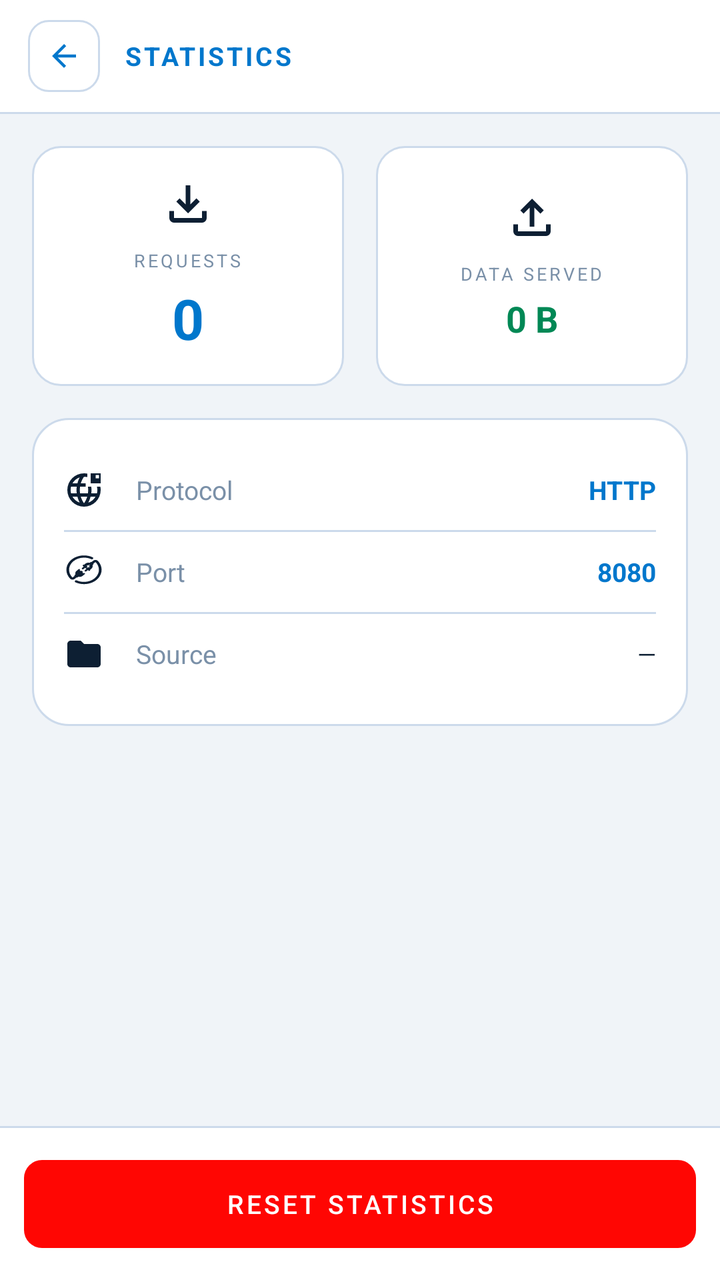
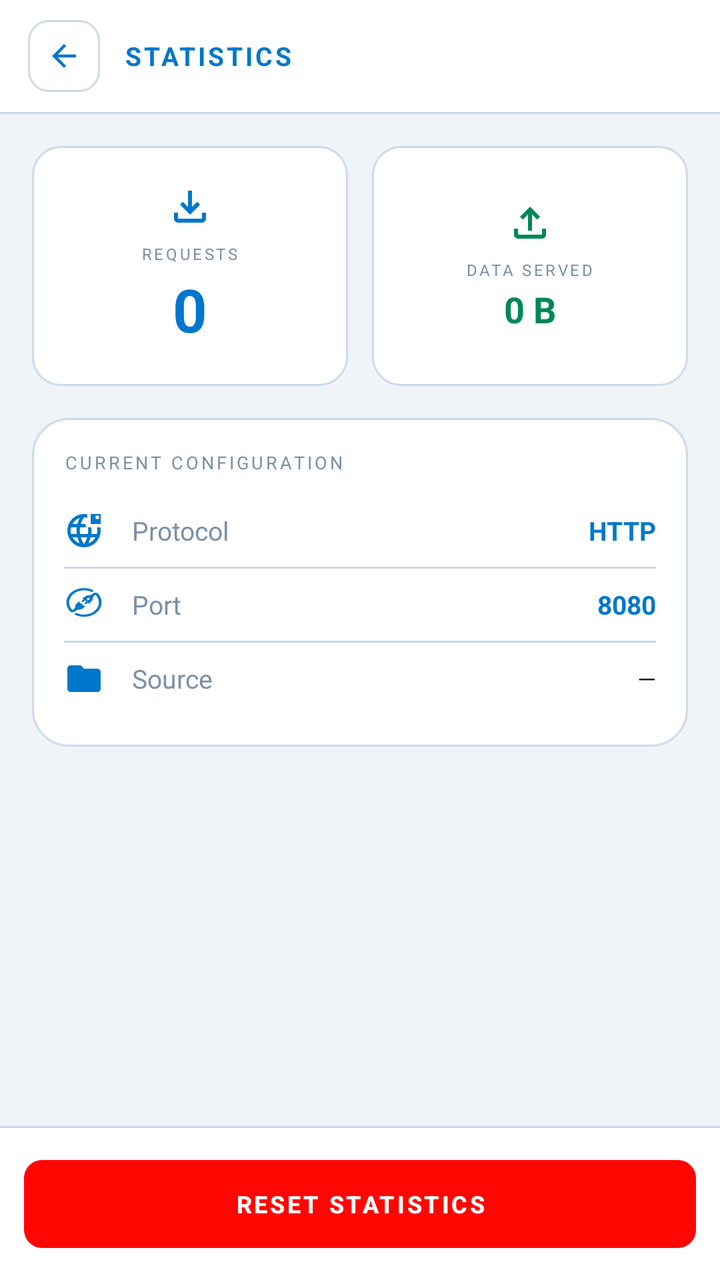

Before-and-after screenshots of an Android layout around one commit, followed by the original layout XML and the change that was made.
<!-- AndroidManifest.xml: application theme Theme.HostMaster -->
<!-- res/layout/activity_stats.xml -->
<?xml version="1.0" encoding="utf-8"?>
<LinearLayout xmlns:android="http://schemas.android.com/apk/res/android"
    xmlns:app="http://schemas.android.com/apk/res-auto"
    android:layout_width="match_parent" 
    android:layout_height="match_parent"
    android:orientation="vertical" 
    android:background="@color/bg">

    
    <LinearLayout android:layout_width="match_parent" 
        android:layout_height="56dp"
        android:orientation="horizontal" 
        android:gravity="center_vertical"
        android:paddingStart="14dp" 
        android:paddingEnd="14dp" 
        android:background="@color/surface">

        <LinearLayout android:id="@+id/btn_back" 
            android:layout_width="36dp"
            android:layout_height="36dp" 
            android:background="@drawable/bg_back_btn"
            android:gravity="center" 
            android:layout_marginEnd="12dp">
            <ImageView android:layout_width="18dp" 
                android:layout_height="18dp" 
                android:src="@drawable/ic_back"/>
        </LinearLayout>

        <TextView android:layout_width="0dp" 
            android:layout_height="wrap_content"
            android:layout_weight="1" 
            android:text="STATISTICS"
            android:textColor="@color/accent" 
            android:textSize="13sp"
            android:textStyle="bold" 
            android:letterSpacing="0.1"/>
    </LinearLayout>

    <View android:layout_width="match_parent" 
        android:layout_height="1dp" 
        android:background="@color/border"/>

    
    <ScrollView android:layout_width="match_parent" 
        android:layout_height="0dp"
        android:layout_weight="1"
        android:scrollbars="none" 
        android:fillViewport="true">

        <LinearLayout android:layout_width="match_parent" 
            android:layout_height="wrap_content"
            android:orientation="vertical" 
            android:padding="16dp">

            
            <LinearLayout android:layout_width="match_parent" 
                android:layout_height="wrap_content"
                android:orientation="horizontal" 
                android:layout_marginBottom="16dp">

                
                <LinearLayout android:layout_width="0dp" 
                    android:layout_height="120dp"
                    android:layout_weight="1" 
                    android:orientation="vertical"
                    android:background="@drawable/bg_stat_card" 
                    android:padding="12dp"
                    android:gravity="center" 
                    android:layout_marginEnd="8dp">

                    <ImageView android:layout_width="28dp" 
                        android:layout_height="28dp"
                        android:src="@drawable/ic_download" 
                        android:layout_marginBottom="8dp"/>

                    <TextView android:layout_width="wrap_content" 
                        android:layout_height="wrap_content"
                        android:text="REQUESTS" 
                        android:textColor="@color/text_muted"
                        android:textSize="9sp" 
                        android:letterSpacing="0.15" 
                        android:layout_marginBottom="4dp"/>

                    <TextView android:id="@+id/tv_total_req" 
                        android:layout_width="wrap_content"
                        android:layout_height="wrap_content" 
                        android:text="0"
                        android:textColor="@color/accent" 
                        android:textSize="28sp" 
                        android:textStyle="bold"/>
                </LinearLayout>

                
                <LinearLayout android:layout_width="0dp" 
                    android:layout_height="120dp"
                    android:layout_weight="1" 
                    android:orientation="vertical"
                    android:background="@drawable/bg_stat_card" 
                    android:padding="12dp"
                    android:gravity="center" 
                    android:layout_marginStart="8dp">

                    <ImageView android:layout_width="28dp" 
                        android:layout_height="28dp"
                        android:src="@drawable/ic_upload"
                        android:layout_marginBottom="8dp"/>

                    <TextView android:layout_width="wrap_content" 
                        android:layout_height="wrap_content"
                        android:text="DATA SERVED" 
                        android:textColor="@color/text_muted"
                        android:textSize="9sp" 
                        android:letterSpacing="0.15" 
                        android:layout_marginBottom="4dp"/>

                    <TextView android:id="@+id/tv_total_bytes" 
                        android:layout_width="wrap_content"
                        android:layout_height="wrap_content" 
                        android:text="0 B"
                        android:textColor="@color/col_green" 
                        android:textSize="18sp" 
                        android:textStyle="bold" 
                        android:maxLines="1"/>
                </LinearLayout>
            </LinearLayout>

            
            <LinearLayout android:layout_width="match_parent" 
                android:layout_height="wrap_content"
                android:orientation="vertical" 
                android:background="@drawable/bg_card"
                android:padding="16dp" 
                android:layout_marginBottom="24dp">

                
                <LinearLayout android:layout_width="match_parent" 
                    android:layout_height="wrap_content"
                    android:orientation="horizontal" 
                    android:gravity="center_vertical"
                    android:paddingTop="10dp" 
                    android:paddingBottom="10dp">

                    <ImageView android:layout_width="20dp" 
                        android:layout_height="20dp"
                        android:src="@drawable/ic_bring_your_own_ip"
                        android:layout_marginEnd="16dp"/>

                    <TextView android:layout_width="0dp" 
                        android:layout_height="wrap_content"
                        android:layout_weight="1" 
                        android:text="Protocol"
                        android:textColor="@color/text_muted" 
                        android:textSize="13sp"/>

                    <TextView android:id="@+id/tv_protocol" 
                        android:layout_width="wrap_content"
                        android:layout_height="wrap_content" 
                        android:text="HTTP"
                        android:textColor="@color/accent" 
                        android:textSize="13sp" 
                        android:textStyle="bold"/>
                </LinearLayout>

                <View android:layout_width="match_parent" 
                    android:layout_height="1dp"
                    android:background="@color/border"/>

                
                <LinearLayout android:layout_width="match_parent" 
                    android:layout_height="wrap_content"
                    android:orientation="horizontal" 
                    android:gravity="center_vertical"
                    android:paddingTop="10dp" 
                    android:paddingBottom="10dp">

                    <ImageView android:layout_width="20dp" 
                        android:layout_height="20dp"
                        android:src="@drawable/ic_port"
                        android:layout_marginEnd="16dp"/>

                    <TextView android:layout_width="0dp" 
                        android:layout_height="wrap_content"
                        android:layout_weight="1" 
                        android:text="Port"
                        android:textColor="@color/text_muted" 
                        android:textSize="13sp"/>

                    <TextView android:id="@+id/tv_port" 
                        android:layout_width="wrap_content"
                        android:layout_height="wrap_content" 
                        android:text="8080"
                        android:textColor="@color/accent" 
                        android:textSize="13sp" 
                        android:textStyle="bold"/>
                </LinearLayout>

                <View android:layout_width="match_parent" 
                    android:layout_height="1dp"
                    android:background="@color/border"/>

                
                <LinearLayout android:layout_width="match_parent" 
                    android:layout_height="wrap_content"
                    android:orientation="horizontal" 
                    android:gravity="center_vertical"
                    android:paddingTop="10dp" 
                    android:paddingBottom="10dp">

                    <ImageView android:layout_width="20dp" 
                        android:layout_height="20dp"
                        android:src="@drawable/ic_folder"
                        android:layout_marginEnd="16dp"/>

                    <TextView android:layout_width="0dp" 
                        android:layout_height="wrap_content"
                        android:layout_weight="1" 
                        android:text="Source"
                        android:textColor="@color/text_muted" 
                        android:textSize="13sp"/>

                    <TextView android:id="@+id/tv_folder" 
                        android:layout_width="wrap_content"
                        android:layout_height="wrap_content" 
                        android:text="—"
                        android:textColor="@color/text_primary" 
                        android:textSize="12sp"
                        android:maxLines="1" 
                        android:ellipsize="start"/>
                </LinearLayout>
            </LinearLayout>

        </LinearLayout>
    </ScrollView>

    
    <View android:layout_width="match_parent"
        android:layout_height="1dp"
        android:background="@color/border"/>

    
    <LinearLayout android:layout_width="match_parent"
        android:layout_height="wrap_content"
        android:background="@color/surface"
        android:padding="12dp">

        <com.google.android.material.button.MaterialButton
            android:id="@+id/btn_reset"
            android:layout_width="match_parent"
            android:layout_height="52dp"
            android:text="RESET STATISTICS"
            android:textColor="#FFFFFF"
            android:letterSpacing="0.1"
            android:textSize="13sp"
            app:backgroundTint="@color/col_red3"
            app:cornerRadius="9dp"/>
    </LinearLayout>

</LinearLayout>
<!-- resources referenced by this layout -->
<resources>
  <color name="accent">#0077CC</color>
  <color name="bg">#F0F4F8</color>
  <color name="border">#CCDAEB</color>
  <color name="col_green">#008855</color>
  <color name="col_red3">#FF0603</color>
  <color name="surface">#FFFFFF</color>
  <color name="text_muted">#7A90A8</color>
  <color name="text_primary">#0D1F33</color>
  <!-- drawable bg_back_btn (drawable) -->
  <?xml version="1.0" encoding="utf-8"?>
  <shape xmlns:android="http://schemas.android.com/apk/res/android" android:shape="rectangle">
      <solid android:color="@color/surface" />
      <stroke android:width="1dp" android:color="@color/border" />
      <corners android:radius="10dp" />
  </shape>
  <!-- drawable bg_card (drawable) -->
  <?xml version="1.0" encoding="utf-8"?>
  <shape xmlns:android="http://schemas.android.com/apk/res/android" android:shape="rectangle">
      <solid android:color="@color/card" />
      <stroke android:width="1dp" android:color="@color/border" />
      <corners android:radius="18dp" />
  </shape>
  <!-- drawable bg_stat_card (drawable) -->
  <?xml version="1.0" encoding="utf-8"?>
  <shape xmlns:android="http://schemas.android.com/apk/res/android" android:shape="rectangle">
      <solid android:color="@color/card" />
      <stroke android:width="1dp" android:color="@color/border" />
      <corners android:radius="14dp" />
  </shape>
  <!-- drawable ic_back (drawable) -->
  <vector xmlns:android="http://schemas.android.com/apk/res/android" android:width="24dp" android:height="24dp" android:viewportWidth="24" android:viewportHeight="24">
      <path android:fillColor="@color/accent" android:pathData="M20,11H7.83l5.59,-5.59L12,4l-8,8 8,8 1.41,-1.41L7.83,13H20v-2z"/>
  </vector>
  <!-- drawable ic_download (drawable) -->
  <?xml version="1.0" encoding="utf-8"?>
  <vector xmlns:android="http://schemas.android.com/apk/res/android"
      android:height="24dp"
      android:width="24dp"
      android:viewportWidth="960.0"
      android:viewportHeight="960.0">
      <path
          android:fillColor="@color/text_primary"
          android:pathData="M480,640 L280,440l56,-58 104,104v-326h80v326l104,-104 56,58 -200,200ZM240,800q-33,0 -56.5,-23.5T160,720v-120h80v120h480v-120h80v120q0,33 -23.5,56.5T720,800L240,800Z" />
  </vector>
  <!-- drawable ic_folder (drawable) -->
  <vector xmlns:android="http://schemas.android.com/apk/res/android" android:width="22dp" android:height="22dp" android:viewportWidth="24" android:viewportHeight="24">
      <path android:fillColor="@color/text_primary" android:pathData="M10,4H4C2.9,4 2,4.9 2,6v12c0,1.1 0.9,2 2,2h16c1.1,0 2,-0.9 2,-2V8c0,-1.1 -0.9,-2 -2,-2h-8l-2,-2z"/>
  </vector>
  <!-- drawable ic_upload (drawable) -->
  <?xml version="1.0" encoding="utf-8"?>
  <vector xmlns:android="http://schemas.android.com/apk/res/android"
      android:height="24dp"
      android:width="24dp"
      android:viewportWidth="960.0"
      android:viewportHeight="960.0">
      <path
          android:fillColor="@color/text_primary"
          android:pathData="M440,640v-326L336,418l-56,-58 200,-200 200,200 -56,58 -104,-104v326h-80ZM240,800q-33,0 -56.5,-23.5T160,720v-120h80v120h480v-120h80v120q0,33 -23.5,56.5T720,800L240,800Z" />
  </vector>
  <style name="Theme.HostMaster" parent="Theme.Material3.Light.NoActionBar">
          <item name="android:statusBarColor">@color/bg</item>
          <item name="android:navigationBarColor">@color/bg</item>
          <item name="android:windowLightStatusBar">true</item>
          <item name="android:colorBackground">@color/bg</item>
          <item name="colorPrimary">@color/accent</item>
          <item name="colorSurface">@color/surface</item>
          <item name="colorOnSurface">@color/text_primary</item>
          
      </style>
  <color name="card">#FFFFFF</color>
  <!-- unchanged entries left out for length: 2 -->
</resources>

<!-- the commit's change to res/layout/activity_stats.xml (unified diff, before → after) -->
@@ -40,7 +40,6 @@
         android:layout_height="1dp" 
         android:background="@color/border"/>
 
-    
     <ScrollView android:layout_width="match_parent" 
         android:layout_height="0dp"
         android:layout_weight="1"
@@ -50,7 +49,8 @@
         <LinearLayout android:layout_width="match_parent" 
             android:layout_height="wrap_content"
             android:orientation="vertical" 
-            android:padding="16dp">
+            android:padding="16dp"
+            android:paddingBottom="8dp">
 
             
             <LinearLayout android:layout_width="match_parent" 
@@ -66,27 +66,28 @@
                     android:background="@drawable/bg_stat_card" 
                     android:padding="12dp"
                     android:gravity="center" 
-                    android:layout_marginEnd="8dp">
-
-                    <ImageView android:layout_width="28dp" 
-                        android:layout_height="28dp"
+                    android:layout_marginEnd="6dp">
+
+                    <ImageView android:layout_width="24dp" 
+                        android:layout_height="24dp"
                         android:src="@drawable/ic_download" 
-                        android:layout_marginBottom="8dp"/>
+                        android:tint="@color/accent"
+                        android:layout_marginBottom="6dp"/>
 
                     <TextView android:layout_width="wrap_content" 
                         android:layout_height="wrap_content"
                         android:text="REQUESTS" 
                         android:textColor="@color/text_muted"
-                        android:textSize="9sp" 
+                        android:textSize="8sp" 
                         android:letterSpacing="0.15" 
-                        android:layout_marginBottom="4dp"/>
+                        android:layout_marginBottom="2dp"/>
 
                     <TextView android:id="@+id/tv_total_req" 
                         android:layout_width="wrap_content"
                         android:layout_height="wrap_content" 
                         android:text="0"
                         android:textColor="@color/accent" 
-                        android:textSize="28sp" 
+                        android:textSize="30sp" 
                         android:textStyle="bold"/>
                 </LinearLayout>
 
@@ -98,20 +99,21 @@
                     android:background="@drawable/bg_stat_card" 
                     android:padding="12dp"
                     android:gravity="center" 
-                    android:layout_marginStart="8dp">
-
-                    <ImageView android:layout_width="28dp" 
-                        android:layout_height="28dp"
+                    android:layout_marginStart="6dp">
+
+                    <ImageView android:layout_width="24dp" 
+                        android:layout_height="24dp"
                         android:src="@drawable/ic_upload"
-                        android:layout_marginBottom="8dp"/>
+                        android:tint="@color/col_green"
+                        android:layout_marginBottom="6dp"/>
 
                     <TextView android:layout_width="wrap_content" 
                         android:layout_height="wrap_content"
                         android:text="DATA SERVED" 
                         android:textColor="@color/text_muted"
-                        android:textSize="9sp" 
+                        android:textSize="8sp" 
                         android:letterSpacing="0.15" 
-                        android:layout_marginBottom="4dp"/>
+                        android:layout_marginBottom="2dp"/>
 
                     <TextView android:id="@+id/tv_total_bytes" 
                         android:layout_width="wrap_content"
@@ -130,20 +132,30 @@
                 android:orientation="vertical" 
                 android:background="@drawable/bg_card"
                 android:padding="16dp" 
-                android:layout_marginBottom="24dp">
+                android:layout_marginBottom="16dp">
+
+                <TextView
+                    android:layout_width="wrap_content"
+                    android:layout_height="wrap_content"
+                    android:text="CURRENT CONFIGURATION"
+                    android:textColor="@color/text_muted"
+                    android:textSize="9sp"
+                    android:letterSpacing="0.15"
+                    android:layout_marginBottom="10dp"/>
 
                 
                 <LinearLayout android:layout_width="match_parent" 
                     android:layout_height="wrap_content"
                     android:orientation="horizontal" 
                     android:gravity="center_vertical"
-                    android:paddingTop="10dp" 
-                    android:paddingBottom="10dp">
+                    android:paddingTop="8dp" 
+                    android:paddingBottom="8dp">
 
                     <ImageView android:layout_width="20dp" 
                         android:layout_height="20dp"
                         android:src="@drawable/ic_bring_your_own_ip"
-                        android:layout_marginEnd="16dp"/>
+                        android:tint="@color/accent"
+                        android:layout_marginEnd="14dp"/>
 
                     <TextView android:layout_width="0dp" 
                         android:layout_height="wrap_content"
@@ -170,13 +182,14 @@
                     android:layout_height="wrap_content"
                     android:orientation="horizontal" 
                     android:gravity="center_vertical"
-                    android:paddingTop="10dp" 
-                    android:paddingBottom="10dp">
+                    android:paddingTop="8dp" 
+                    android:paddingBottom="8dp">
 
                     <ImageView android:layout_width="20dp" 
                         android:layout_height="20dp"
                         android:src="@drawable/ic_port"
-                        android:layout_marginEnd="16dp"/>
+                        android:tint="@color/accent"
+                        android:layout_marginEnd="14dp"/>
 
                     <TextView android:layout_width="0dp" 
                         android:layout_height="wrap_content"
@@ -203,13 +216,14 @@
                     android:layout_height="wrap_content"
                     android:orientation="horizontal" 
                     android:gravity="center_vertical"
-                    android:paddingTop="10dp" 
-                    android:paddingBottom="10dp">
+                    android:paddingTop="8dp" 
+                    android:paddingBottom="8dp">
 
                     <ImageView android:layout_width="20dp" 
                         android:layout_height="20dp"
                         android:src="@drawable/ic_folder"
-                        android:layout_marginEnd="16dp"/>
+                        android:tint="@color/accent"
+                        android:layout_marginEnd="14dp"/>
 
                     <TextView android:layout_width="0dp" 
                         android:layout_height="wrap_content"
@@ -250,7 +264,8 @@
             android:text="RESET STATISTICS"
             android:textColor="#FFFFFF"
             android:letterSpacing="0.1"
-            android:textSize="13sp"
+            android:textSize="12sp"
+            android:textStyle="bold"
             app:backgroundTint="@color/col_red3"
             app:cornerRadius="9dp"/>
     </LinearLayout>
